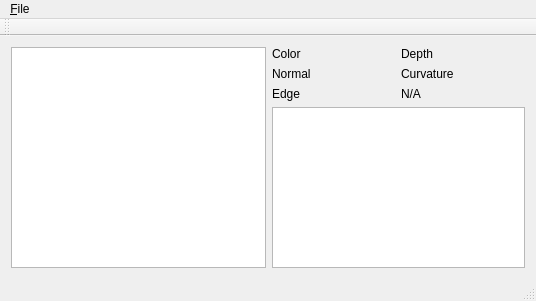
First picture: the form in dc_viewer/dc_viewer.ui, repository gulimujyujyu/xlzhuathku, before the edit.
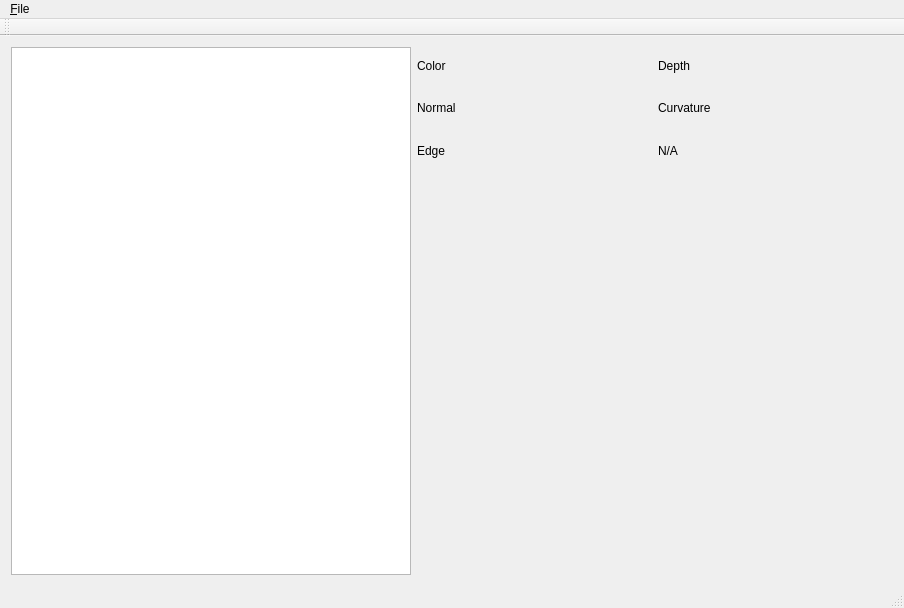
Second picture: the form after the edit. Custom widgets are drawn as their Qt base class.

Commit message: MOD: dc_viewer, add 3d dispaly module of the viewer

Diff of the .ui file:
```diff
--- a/dc_viewer/dc_viewer.ui
+++ b/dc_viewer/dc_viewer.ui
@@ -6,8 +6,8 @@
    <rect>
     <x>0</x>
     <y>0</y>
-    <width>536</width>
-    <height>301</height>
+    <width>904</width>
+    <height>608</height>
    </rect>
   </property>
   <property name="windowTitle">
@@ -16,7 +16,20 @@
   <widget class="QWidget" name="centralWidget">
    <layout class="QGridLayout" name="gridLayout">
     <item row="0" column="0" rowspan="4">
-     <widget class="QTreeView" name="fileTreeView"/>
+     <widget class="QTreeView" name="fileTreeView">
+      <property name="sizePolicy">
+       <sizepolicy hsizetype="Fixed" vsizetype="Expanding">
+        <horstretch>0</horstretch>
+        <verstretch>0</verstretch>
+       </sizepolicy>
+      </property>
+      <property name="minimumSize">
+       <size>
+        <width>400</width>
+        <height>0</height>
+       </size>
+      </property>
+     </widget>
     </item>
     <item row="0" column="1">
      <widget class="XlLabelDisplay" name="colorLabel">
@@ -46,9 +59,6 @@
       </property>
      </widget>
     </item>
-    <item row="3" column="1" colspan="2">
-     <widget class="QGraphicsView" name="graphicsView"/>
-    </item>
     <item row="2" column="1">
      <widget class="XlLabelDisplay" name="edgeLabel">
       <property name="text">
@@ -63,6 +73,22 @@
       </property>
      </widget>
     </item>
+    <item row="3" column="1" colspan="2">
+     <widget class="XlPointCloudWidget" name="glWidget" native="true">
+      <property name="sizePolicy">
+       <sizepolicy hsizetype="Fixed" vsizetype="Fixed">
+        <horstretch>0</horstretch>
+        <verstretch>0</verstretch>
+       </sizepolicy>
+      </property>
+      <property name="minimumSize">
+       <size>
+        <width>400</width>
+        <height>400</height>
+       </size>
+      </property>
+     </widget>
+    </item>
    </layout>
   </widget>
   <widget class="QMenuBar" name="menuBar">
@@ -70,7 +96,7 @@
     <rect>
      <x>0</x>
      <y>0</y>
-     <width>536</width>
+     <width>904</width>
      <height>21</height>
     </rect>
    </property>
@@ -117,6 +143,12 @@
    <extends>QLabel</extends>
    <header>xllabeldisplay.h</header>
   </customwidget>
+  <customwidget>
+   <class>XlPointCloudWidget</class>
+   <extends>QWidget</extends>
+   <header location="global">xlpointcloudwidget.h</header>
+   <container>1</container>
+  </customwidget>
  </customwidgets>
  <resources>
   <include location="dc_viewer.qrc"/>
```
The commit also changes 9 other files.
